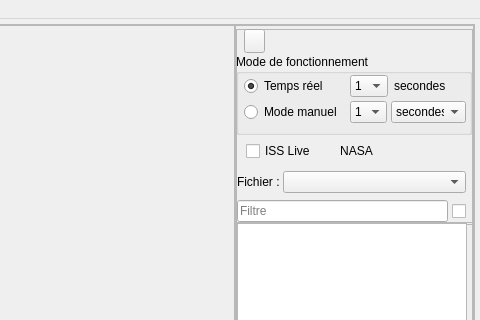
Above: src/interface/previsat.ui from mconsidine/previsat-git before the change; both pictures show x 606 to 1086 and y 0 to 320 of the 1086 by 690 pixel window. Below: the same form after it.
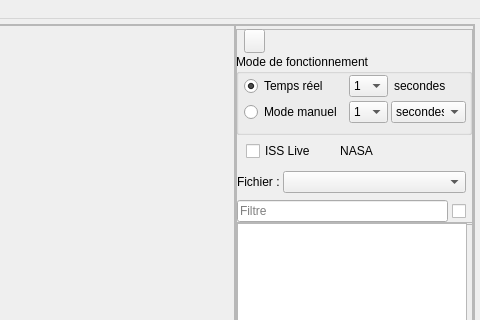
That is the form after the change. Icons and pictures are not drawn.

What changed in the file:
```diff
--- a/src/interface/previsat.ui
+++ b/src/interface/previsat.ui
@@ -531,13 +531,13 @@
                     <widget class="QComboBox" name="pasReel">
                      <property name="minimumSize">
                       <size>
-                       <width>38</width>
+                       <width>39</width>
                        <height>0</height>
                       </size>
                      </property>
                      <property name="maximumSize">
                       <size>
-                       <width>37</width>
+                       <width>39</width>
                        <height>16777215</height>
                       </size>
                      </property>
@@ -602,9 +602,15 @@
                    </item>
                    <item row="1" column="1">
                     <widget class="QComboBox" name="pasManuel">
+                     <property name="minimumSize">
+                      <size>
+                       <width>39</width>
+                       <height>0</height>
+                      </size>
+                     </property>
                      <property name="maximumSize">
                       <size>
-                       <width>37</width>
+                       <width>39</width>
                        <height>16777215</height>
                       </size>
                      </property>
```
